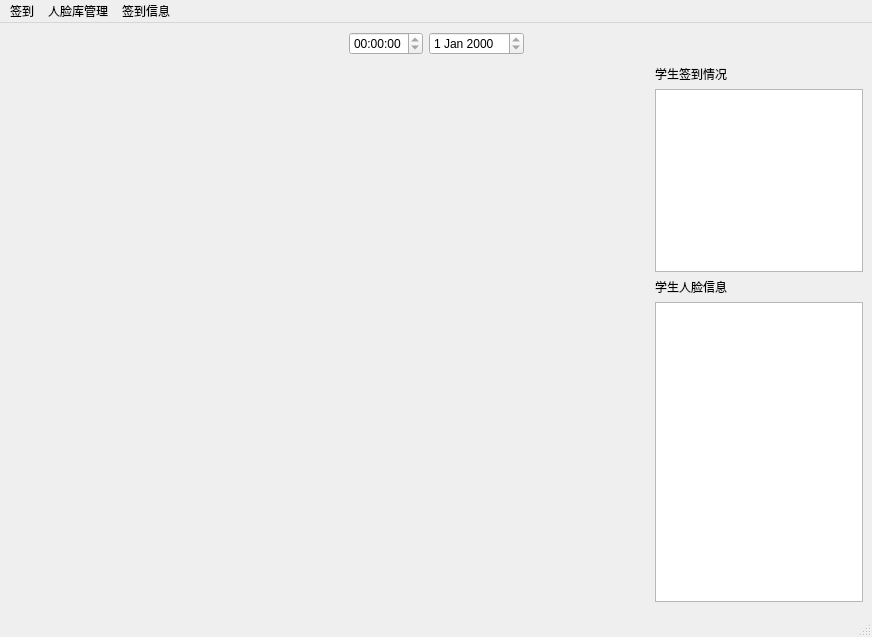
Before: the Qt Designer form mainwindow.ui in helloCZZ/FRS, drawn with Qt 5.
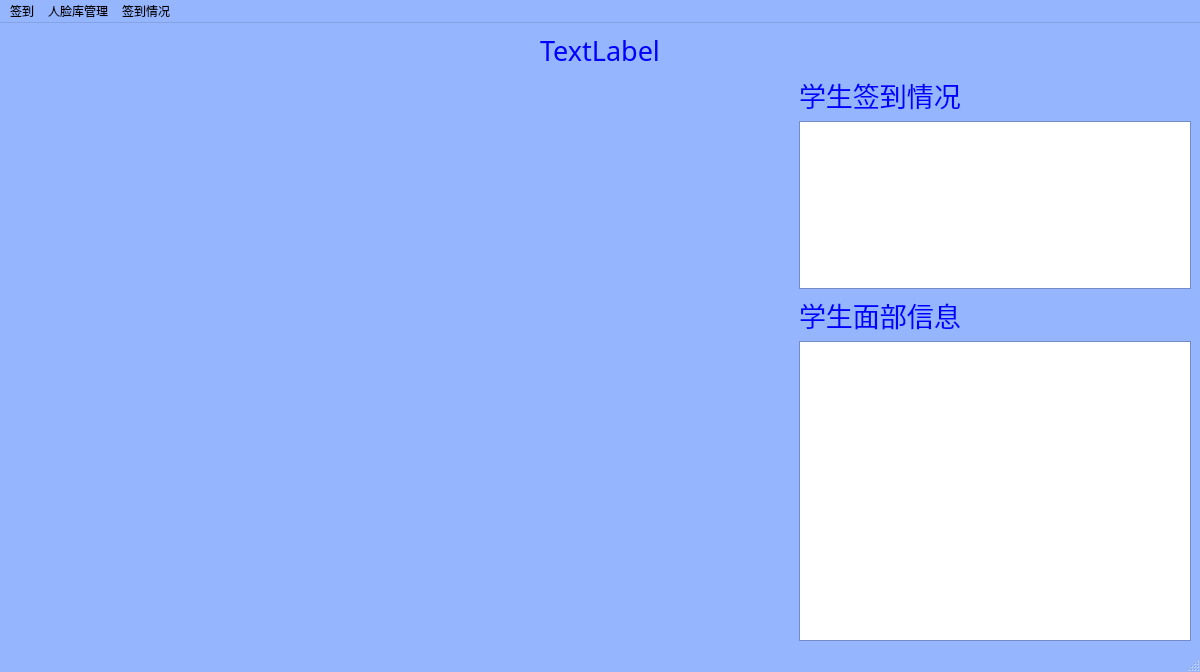
After: the same form once the commit is applied.

What changed in the file:
```diff
--- a/mainwindow.ui
+++ b/mainwindow.ui
@@ -6,12 +6,115 @@
    <rect>
     <x>0</x>
     <y>0</y>
-    <width>872</width>
-    <height>637</height>
+    <width>1200</width>
+    <height>672</height>
    </rect>
   </property>
+  <property name="sizePolicy">
+   <sizepolicy hsizetype="Fixed" vsizetype="Fixed">
+    <horstretch>0</horstretch>
+    <verstretch>0</verstretch>
+   </sizepolicy>
+  </property>
+  <property name="palette">
+   <palette>
+    <active>
+     <colorrole role="WindowText">
+      <brush brushstyle="SolidPattern">
+       <color alpha="255">
+        <red>85</red>
+        <green>170</green>
+        <blue>255</blue>
+       </color>
+      </brush>
+     </colorrole>
+     <colorrole role="Base">
+      <brush brushstyle="SolidPattern">
+       <color alpha="255">
+        <red>255</red>
+        <green>255</green>
+        <blue>255</blue>
+       </color>
+      </brush>
+     </colorrole>
+     <colorrole role="Window">
+      <brush brushstyle="SolidPattern">
+       <color alpha="255">
+        <red>149</red>
+        <green>181</green>
+        <blue>255</blue>
+       </color>
+      </brush>
+     </colorrole>
+    </active>
+    <inactive>
+     <colorrole role="WindowText">
+      <brush brushstyle="SolidPattern">
+       <color alpha="255">
+        <red>85</red>
+        <green>170</green>
+        <blue>255</blue>
+       </color>
+      </brush>
+     </colorrole>
+     <colorrole role="Base">
+      <brush brushstyle="SolidPattern">
+       <color alpha="255">
+        <red>255</red>
+        <green>255</green>
+        <blue>255</blue>
+       </color>
+      </brush>
+     </colorrole>
+     <colorrole role="Window">
+      <brush brushstyle="SolidPattern">
+       <color alpha="255">
+        <red>149</red>
+        <green>181</green>
+        <blue>255</blue>
+       </color>
+      </brush>
+     </colorrole>
+    </inactive>
+    <disabled>
+     <colorrole role="WindowText">
+      <brush brushstyle="SolidPattern">
+       <color alpha="255">
+        <red>120</red>
+        <green>120</green>
+        <blue>120</blue>
+       </color>
+      </brush>
+     </colorrole>
+     <colorrole role="Base">
+      <brush brushstyle="SolidPattern">
+       <color alpha="255">
+        <red>149</red>
+        <green>181</green>
+        <blue>255</blue>
+       </color>
+      </brush>
+     </colorrole>
+     <colorrole role="Window">
+      <brush brushstyle="SolidPattern">
+       <color alpha="255">
+        <red>149</red>
+        <green>181</green>
+        <blue>255</blue>
+       </color>
+      </brush>
+     </colorrole>
+    </disabled>
+   </palette>
+  </property>
   <property name="windowTitle">
-   <string>MainWindow</string>
+   <string>人脸识别签到系统</string>
+  </property>
+  <property name="layoutDirection">
+   <enum>Qt::LeftToRight</enum>
+  </property>
+  <property name="autoFillBackground">
+   <bool>true</bool>
   </property>
   <widget class="QWidget" name="centralwidget">
    <layout class="QGridLayout" name="gridLayout_2">
@@ -20,48 +123,60 @@
       <item row="0" column="0">
        <layout class="QVBoxLayout" name="verticalLayout_2">
         <item>
-         <layout class="QHBoxLayout" name="horizontalLayout">
-          <item>
-           <spacer name="horizontalSpacer">
-            <property name="orientation">
-             <enum>Qt::Horizontal</enum>
-            </property>
-            <property name="sizeHint" stdset="0">
-             <size>
-              <width>40</width>
-              <height>20</height>
-             </size>
-            </property>
-           </spacer>
-          </item>
-          <item>
-           <widget class="QTimeEdit" name="timeEdit">
-            <property name="readOnly">
-             <bool>true</bool>
-            </property>
-           </widget>
-          </item>
-          <item>
-           <widget class="QDateEdit" name="dateEdit">
-            <property name="readOnly">
-             <bool>true</bool>
-            </property>
-           </widget>
-          </item>
-          <item>
-           <spacer name="horizontalSpacer_2">
-            <property name="orientation">
-             <enum>Qt::Horizontal</enum>
-            </property>
-            <property name="sizeHint" stdset="0">
-             <size>
-              <width>40</width>
-              <height>20</height>
-             </size>
-            </property>
-           </spacer>
-          </item>
-         </layout>
+         <layout class="QHBoxLayout" name="horizontalLayout"/>
+        </item>
+        <item>
+         <widget class="QLabel" name="label_4">
+          <property name="palette">
+           <palette>
+            <active>
+             <colorrole role="WindowText">
+              <brush brushstyle="SolidPattern">
+               <color alpha="255">
+                <red>0</red>
+                <green>0</green>
+                <blue>255</blue>
+               </color>
+              </brush>
+             </colorrole>
+            </active>
+            <inactive>
+             <colorrole role="WindowText">
+              <brush brushstyle="SolidPattern">
+               <color alpha="255">
+                <red>0</red>
+                <green>0</green>
+                <blue>255</blue>
+               </color>
+              </brush>
+             </colorrole>
+            </inactive>
+            <disabled>
+             <colorrole role="WindowText">
+              <brush brushstyle="SolidPattern">
+               <color alpha="255">
+                <red>120</red>
+                <green>120</green>
+                <blue>120</blue>
+               </color>
+              </brush>
+             </colorrole>
+            </disabled>
+           </palette>
+          </property>
+          <property name="font">
+           <font>
+            <family>楷体</family>
+            <pointsize>20</pointsize>
+           </font>
+          </property>
+          <property name="text">
+           <string>TextLabel</string>
+          </property>
+          <property name="alignment">
+           <set>Qt::AlignCenter</set>
+          </property>
+         </widget>
         </item>
         <item>
          <layout class="QHBoxLayout" name="horizontalLayout_2" stretch="4,2">
@@ -79,6 +194,97 @@
               <height>480</height>
              </size>
             </property>
+            <property name="palette">
+             <palette>
+              <active>
+               <colorrole role="WindowText">
+                <brush brushstyle="SolidPattern">
+                 <color alpha="255">
+                  <red>85</red>
+                  <green>170</green>
+                  <blue>255</blue>
+                 </color>
+                </brush>
+               </colorrole>
+               <colorrole role="Base">
+                <brush brushstyle="SolidPattern">
+                 <color alpha="255">
+                  <red>255</red>
+                  <green>255</green>
+                  <blue>255</blue>
+                 </color>
+                </brush>
+               </colorrole>
+               <colorrole role="Window">
+                <brush brushstyle="SolidPattern">
+                 <color alpha="255">
+                  <red>85</red>
+                  <green>170</green>
+                  <blue>255</blue>
+                 </color>
+                </brush>
+               </colorrole>
+              </active>
+              <inactive>
+               <colorrole role="WindowText">
+                <brush brushstyle="SolidPattern">
+                 <color alpha="255">
+                  <red>85</red>
+                  <green>170</green>
+                  <blue>255</blue>
+                 </color>
+                </brush>
+               </colorrole>
+               <colorrole role="Base">
+                <brush brushstyle="SolidPattern">
+                 <color alpha="255">
+                  <red>255</red>
+                  <green>255</green>
+                  <blue>255</blue>
+                 </color>
+                </brush>
+               </colorrole>
+               <colorrole role="Window">
+                <brush brushstyle="SolidPattern">
+                 <color alpha="255">
+                  <red>85</red>
+                  <green>170</green>
+                  <blue>255</blue>
+                 </color>
+                </brush>
+               </colorrole>
+              </inactive>
+              <disabled>
+               <colorrole role="WindowText">
+                <brush brushstyle="SolidPattern">
+                 <color alpha="255">
+                  <red>120</red>
+                  <green>120</green>
+                  <blue>120</blue>
+                 </color>
+                </brush>
+               </colorrole>
+               <colorrole role="Base">
+                <brush brushstyle="SolidPattern">
+                 <color alpha="255">
+                  <red>85</red>
+                  <green>170</green>
+                  <blue>255</blue>
+                 </color>
+                </brush>
+               </colorrole>
+               <colorrole role="Window">
+                <brush brushstyle="SolidPattern">
+                 <color alpha="255">
+                  <red>85</red>
+                  <green>170</green>
+                  <blue>255</blue>
+                 </color>
+                </brush>
+               </colorrole>
+              </disabled>
+             </palette>
+            </property>
             <property name="lineWidth">
              <number>0</number>
             </property>
@@ -89,21 +295,51 @@
           </item>
           <item>
            <layout class="QVBoxLayout" name="verticalLayout">
-            <item>
-             <spacer name="verticalSpacer">
-              <property name="orientation">
-               <enum>Qt::Vertical</enum>
-              </property>
-              <property name="sizeHint" stdset="0">
-               <size>
-                <width>17</width>
-                <height>13</height>
-               </size>
-              </property>
-             </spacer>
-            </item>
             <item>
              <widget class="QLabel" name="label_2">
+              <property name="palette">
+               <palette>
+                <active>
+                 <colorrole role="WindowText">
+                  <brush brushstyle="SolidPattern">
+                   <color alpha="255">
+                    <red>0</red>
+                    <green>0</green>
+                    <blue>255</blue>
+                   </color>
+                  </brush>
+                 </colorrole>
+                </active>
+                <inactive>
+                 <colorrole role="WindowText">
+                  <brush brushstyle="SolidPattern">
+                   <color alpha="255">
+                    <red>0</red>
+                    <green>0</green>
+                    <blue>255</blue>
+                   </color>
+                  </brush>
+                 </colorrole>
+                </inactive>
+                <disabled>
+                 <colorrole role="WindowText">
+                  <brush brushstyle="SolidPattern">
+                   <color alpha="255">
+                    <red>0</red>
+                    <green>85</green>
+                    <blue>0</blue>
+                   </color>
+                  </brush>
+                 </colorrole>
+                </disabled>
+               </palette>
+              </property>
+              <property name="font">
+               <font>
+                <family>楷体</family>
+                <pointsize>20</pointsize>
+               </font>
+              </property>
               <property name="text">
                <string>学生签到情况</string>
               </property>
@@ -123,6 +359,12 @@
                 <height>0</height>
                </size>
               </property>
+              <property name="font">
+               <font>
+                <family>楷体</family>
+                <pointsize>16</pointsize>
+               </font>
+              </property>
               <property name="readOnly">
                <bool>true</bool>
               </property>
@@ -130,8 +372,51 @@
             </item>
             <item>
              <widget class="QLabel" name="label_3">
+              <property name="palette">
+               <palette>
+                <active>
+                 <colorrole role="WindowText">
+                  <brush brushstyle="SolidPattern">
+                   <color alpha="255">
+                    <red>0</red>
+                    <green>0</green>
+                    <blue>255</blue>
+                   </color>
+                  </brush>
+                 </colorrole>
+                </active>
+                <inactive>
+                 <colorrole role="WindowText">
+                  <brush brushstyle="SolidPattern">
+                   <color alpha="255">
+                    <red>0</red>
+                    <green>0</green>
+                    <blue>255</blue>
+                   </color>
+                  </brush>
+                 </colorrole>
+                </inactive>
+                <disabled>
+                 <colorrole role="WindowText">
+                  <brush brushstyle="SolidPattern">
+                   <color alpha="255">
+                    <red>0</red>
+                    <green>85</green>
+                    <blue>0</blue>
+                   </color>
+                  </brush>
+                 </colorrole>
+                </disabled>
+               </palette>
+              </property>
+              <property name="font">
+               <font>
+                <family>楷体</family>
+                <pointsize>20</pointsize>
+               </font>
+              </property>
               <property name="text">
-               <string>学生人脸信息</string>
+               <string>学生面部信息</string>
               </property>
              </widget>
             </item>
@@ -149,24 +434,17 @@
                 <height>0</height>
                </size>
               </property>
+              <property name="font">
+               <font>
+                <family>楷体</family>
+                <pointsize>16</pointsize>
+               </font>
+              </property>
               <property name="readOnly">
                <bool>true</bool>
               </property>
              </widget>
             </item>
-            <item>
-             <spacer name="verticalSpacer_2">
-              <property name="orientation">
-               <enum>Qt::Vertical</enum>
-              </property>
-              <property name="sizeHint" stdset="0">
-               <size>
-                <width>17</width>
-                <height>13</height>
-               </size>
-              </property>
-             </spacer>
-            </item>
            </layout>
           </item>
          </layout>
@@ -182,7 +460,7 @@
     <rect>
      <x>0</x>
      <y>0</y>
-     <width>872</width>
+     <width>1200</width>
      <height>23</height>
     </rect>
    </property>
@@ -195,8 +473,13 @@
     <addaction name="actionclose"/>
    </widget>
    <widget class="QMenu" name="menu_3">
+    <property name="font">
+     <font>
+      <pointsize>20</pointsize>
+     </font>
+    </property>
     <property name="title">
-     <string>签到信息</string>
+     <string>签到情况</string>
     </property>
     <addaction name="actionsave"/>
    </widget>
```
Left out of the diff: 78 changed lines with no effect on the pictures.
